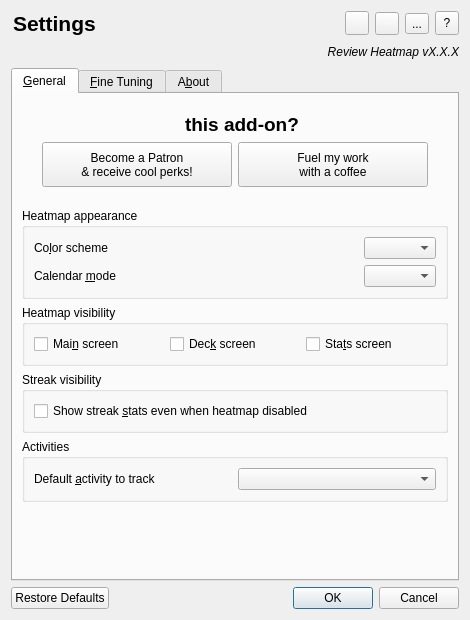
Before: the Qt Designer form designer/options.ui in glutanimate/review-heatmap, drawn with Qt 5.
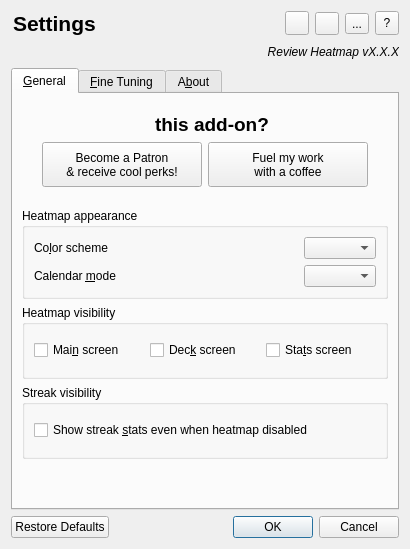
After: the same form once the commit is applied. Icons and pictures are not drawn. Custom widgets are drawn as their Qt base class.

Commit message: Remove obsolete widgets

```diff
--- a/designer/options.ui
+++ b/designer/options.ui
@@ -2,13 +2,11 @@
 <ui version="4.0">
  <class>Dialog</class>
  <widget class="QDialog" name="Dialog">
-  <property name="geometry">
-   <rect>
-    <x>0</x>
-    <y>0</y>
-    <width>470</width>
-    <height>620</height>
-   </rect>
+  <property name="sizePolicy">
+   <sizepolicy hsizetype="Minimum" vsizetype="Minimum">
+    <horstretch>0</horstretch>
+    <verstretch>0</verstretch>
+   </sizepolicy>
   </property>
   <property name="windowTitle">
    <string>Review Heatmap Settings</string>
@@ -493,33 +491,14 @@
          </layout>
         </widget>
        </item>
-       <item>
-        <widget class="QGroupBox" name="activitiesBox">
-         <property name="title">
-          <string>Activities</string>
-         </property>
-         <layout class="QHBoxLayout" name="horizontalLayout_2">
-          <item>
-           <widget class="QLabel" name="label_8">
-            <property name="text">
-             <string>Default &amp;activity to track</string>
-            </property>
-            <property name="buddy">
-             <cstring>selActivity</cstring>
-            </property>
-           </widget>
-          </item>
-          <item>
-           <widget class="QComboBox" name="selActivity"/>
-          </item>
-         </layout>
-        </widget>
-       </item>
        <item>
         <spacer name="verticalSpacer_2">
          <property name="orientation">
           <enum>Qt::Vertical</enum>
          </property>
+         <property name="sizeType">
+          <enum>QSizePolicy::Minimum</enum>
+         </property>
          <property name="sizeHint" stdset="0">
           <size>
            <width>20</width>
```
Left out of the diff: 1 changed line with no effect on the pictures. The commit also changes 1 other file.
